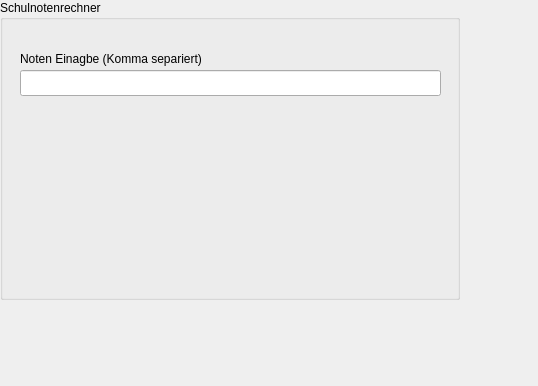
Old version of the form modular_calc_jfy/school_module.ui in the repository aurxl/modular-calc-jfy.
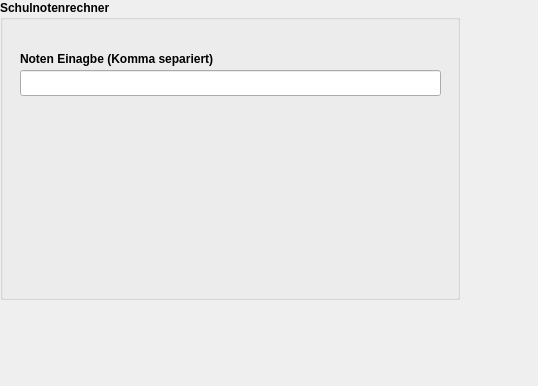
New version of the form.

Diff of the .ui file:
```diff
--- a/modular_calc_jfy/school_module.ui
+++ b/modular_calc_jfy/school_module.ui
@@ -34,6 +34,11 @@
      <height>300</height>
     </size>
    </property>
+   <property name="font">
+    <font>
+     <bold>true</bold>
+    </font>
+   </property>
    <property name="title">
     <string>Schulnotenrechner</string>
    </property>
```
